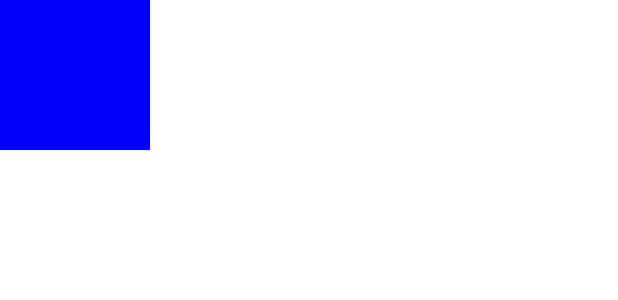
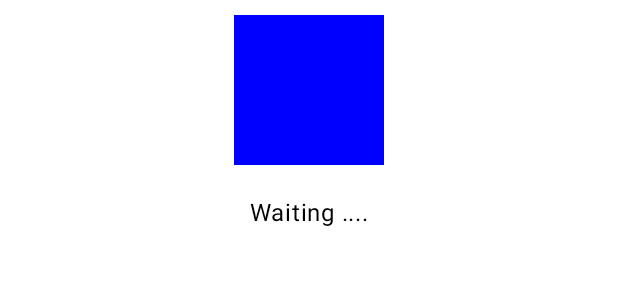
Before and after one commit to Moroooz/GestureDemo, an Android app built with Jetpack Compose: the @Preview function GreetingPreview, on a phone screen of 412 x 824 dp. Shown: the top 300 px of the screen. Run offline under Robolectric (Android 15) with nearby library versions, the phone set to English and light mode, and no system bars.

Commit message:
Add MainScreen with TapPressDemo

```diff
--- a/app/src/main/java/com/example/gesturedemo/MainActivity.kt
+++ b/app/src/main/java/com/example/gesturedemo/MainActivity.kt
@@ -6,8 +6,12 @@ import androidx.activity.compose.setContent
 import androidx.activity.enableEdgeToEdge
 import androidx.compose.foundation.background
 import androidx.compose.foundation.clickable
+import androidx.compose.foundation.gestures.detectTapGestures
 import androidx.compose.foundation.layout.Box
+import androidx.compose.foundation.layout.Column
+import androidx.compose.foundation.layout.Spacer
 import androidx.compose.foundation.layout.fillMaxSize
+import androidx.compose.foundation.layout.height
 import androidx.compose.foundation.layout.padding
 import androidx.compose.foundation.layout.size
 import androidx.compose.material3.Scaffold
@@ -17,8 +21,10 @@ import androidx.compose.runtime.getValue
 import androidx.compose.runtime.mutableStateOf
 import androidx.compose.runtime.remember
 import androidx.compose.runtime.setValue
+import androidx.compose.ui.Alignment
 import androidx.compose.ui.Modifier
 import androidx.compose.ui.graphics.Color
+import androidx.compose.ui.input.pointer.pointerInput
 import androidx.compose.ui.tooling.preview.Preview
 import androidx.compose.ui.unit.dp
 import com.example.gesturedemo.ui.theme.GestureDemoTheme
@@ -29,7 +35,7 @@ class MainActivity : ComponentActivity() {
         enableEdgeToEdge()
         setContent {
             GestureDemoTheme {
-
+                MainScreen()
             }
         }
     }
@@ -37,7 +43,38 @@ class MainActivity : ComponentActivity() {
 
 @Composable
 fun MainScreen(modifier: Modifier = Modifier) {
-    ClickDemo(modifier)
+    TapPressDemo(modifier)
+}
+
+@Composable
+fun TapPressDemo(modifier: Modifier = Modifier) {
+
+    var textState by remember {mutableStateOf("Waiting ....")}
+
+    val tapHandler = { status : String ->
+        textState = status
+    }
+    Column(
+        horizontalAlignment = Alignment.CenterHorizontally,
+        modifier = modifier.fillMaxSize()
+    ) {
+        Box(
+            Modifier
+                .padding(10.dp)
+                .background(Color.Blue)
+                .size(100.dp)
+                .pointerInput(Unit) {
+                    detectTapGestures(
+                        onPress = { tapHandler("onPress Detected") },
+                        onDoubleTap = { tapHandler("onDoubleTap Detected") },
+                        onLongPress = { tapHandler("onLongPress Detected") },
+                        onTap = { tapHandler("onTap Detected") }
+                    )
+                }
+        )
+        Spacer(Modifier.height(10.dp))
+        Text(textState)
+    }
 }
 
 @Composable
```
